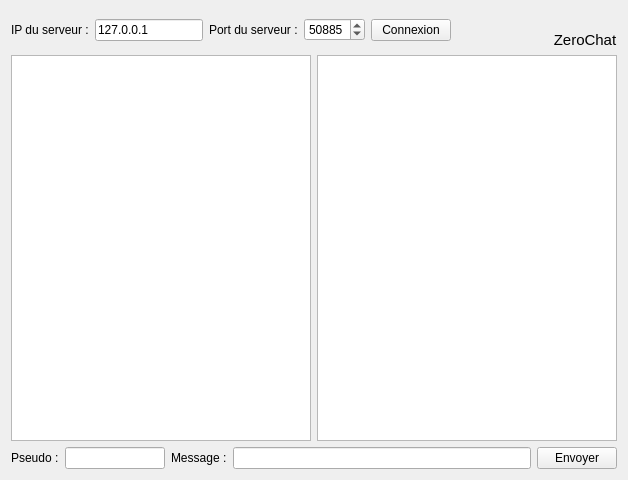
This is Client/chat2.ui in josuegrace05/socket-application as Qt 5 draws it before an edit. The edited form follows.
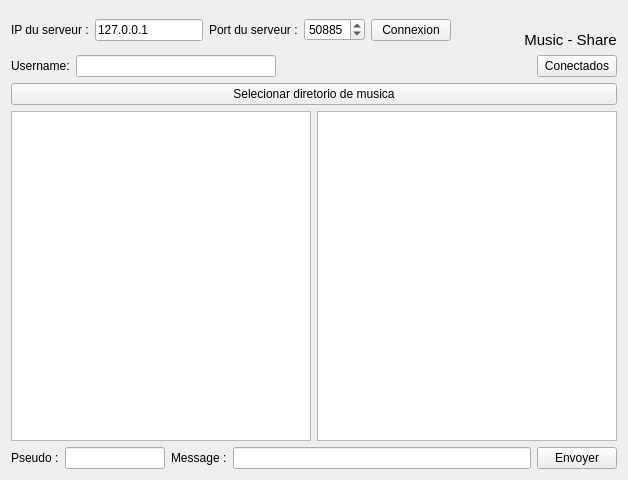
This is the edited form. Icons and pictures are not drawn.

Commit message: fiz quase tudo. Falta apenas compartilhar a playlist e as musicas e arrumar o codigo

What changed in the file:
```diff
--- a/Client/chat2.ui
+++ b/Client/chat2.ui
@@ -105,7 +105,7 @@
           </font>
          </property>
          <property name="text">
-          <string>ZeroChat</string>
+          <string>Music - Share</string>
          </property>
          <property name="alignment">
           <set>Qt::AlignCenter</set>
@@ -116,8 +116,68 @@
      </item>
     </layout>
    </item>
+   <item>
+    <layout class="QHBoxLayout" name="horizontalLayout_4">
+     <item>
+      <widget class="QLabel" name="label_7">
+       <property name="text">
+        <string>&lt;html&gt;&lt;head/&gt;&lt;body&gt;&lt;p&gt;Username:&lt;/p&gt;&lt;/body&gt;&lt;/html&gt;</string>
+       </property>
+      </widget>
+     </item>
+     <item>
+      <widget class="QLineEdit" name="usernameValue">
+       <property name="sizePolicy">
+        <sizepolicy hsizetype="Expanding" vsizetype="Fixed">
+         <horstretch>0</horstretch>
+         <verstretch>0</verstretch>
+        </sizepolicy>
+       </property>
+       <property name="maximumSize">
+        <size>
+         <width>200</width>
+         <height>16777215</height>
+        </size>
+       </property>
+       <property name="layoutDirection">
+        <enum>Qt::RightToLeft</enum>
+       </property>
+      </widget>
+     </item>
+     <item>
+      <spacer name="horizontalSpacer_2">
+       <property name="orientation">
+        <enum>Qt::Horizontal</enum>
+       </property>
+       <property name="sizeHint" stdset="0">
+        <size>
+         <width>40</width>
+         <height>20</height>
+        </size>
+       </property>
+      </spacer>
+     </item>
+     <item>
+      <widget class="QPushButton" name="updateButton">
+       <property name="text">
+        <string>Conectados</string>
+       </property>
+      </widget>
+     </item>
+    </layout>
+   </item>
+   <item>
+    <widget class="QPushButton" name="folderButton">
+     <property name="text">
+      <string>Selecionar diretorio de musica</string>
+     </property>
+    </widget>
+   </item>
    <item>
     <layout class="QHBoxLayout" name="horizontalLayout_3">
+     <item>
+      <widget class="QListView" name="playlist"/>
+     </item>
      <item>
       <widget class="QTextEdit" name="listeMessages">
        <property name="readOnly">
@@ -125,9 +185,6 @@
        </property>
       </widget>
      </item>
-     <item>
-      <widget class="QListView" name="conectedList"/>
-     </item>
     </layout>
    </item>
    <item>
```
The commit also changes 24 other files.
